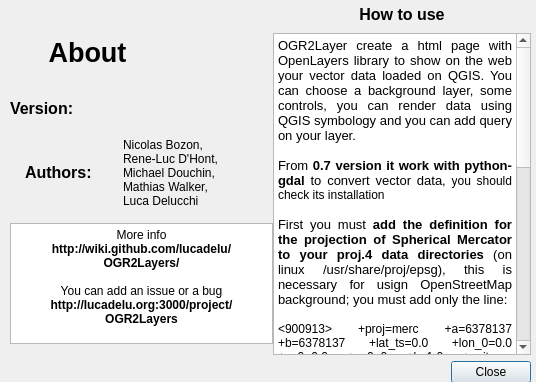
The window that ui_About.ui (lucadelu/OGR2Layers) describes before a commit, drawn with Qt 5.
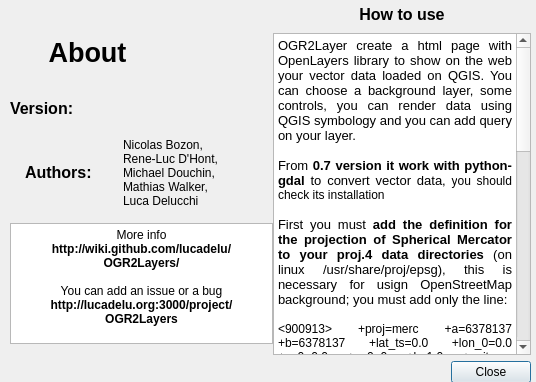
The same window after the commit. Icons and pictures are not drawn.

Commit message: add documentation in help gui

```diff
--- a/ui_About.ui
+++ b/ui_About.ui
@@ -19,7 +19,7 @@
   <property name="windowTitle">
    <string>OGR2Layers Plugin: Info</string>
   </property>
-  <widget class="QWidget" name="">
+  <widget class="QWidget" name="layoutWidget">
    <property name="geometry">
     <rect>
      <x>273</x>
@@ -75,11 +75,14 @@
 &lt;p align=&quot;justify&quot; style=&quot;-qt-paragraph-type:empty; margin-top:0px; margin-bottom:0px; margin-left:0px; margin-right:0px; -qt-block-indent:0; text-indent:0px;&quot;&gt;&lt;/p&gt;
 &lt;p align=&quot;justify&quot; style=&quot; margin-top:0px; margin-bottom:0px; margin-left:0px; margin-right:0px; -qt-block-indent:0; text-indent:0px;&quot;&gt;&lt;span style=&quot; font-size:10pt;&quot;&gt;The second important part is &lt;/span&gt;&lt;span style=&quot; font-size:10pt; font-weight:600;&quot;&gt;your vector layer has a  known spatial reference system&lt;/span&gt;&lt;span style=&quot; font-size:10pt;&quot;&gt; (e.g. file .prj for shapefile) then you can load vector data and start OGR2Layer plugin, now  you choose the directory where the plugin save the files (.html for internet page and gml for vector data) and several option to add in OpenLayers.&lt;/span&gt;&lt;/p&gt;
 &lt;p align=&quot;justify&quot; style=&quot;-qt-paragraph-type:empty; margin-top:0px; margin-bottom:0px; margin-left:0px; margin-right:0px; -qt-block-indent:0; text-indent:0px; font-size:10pt;&quot;&gt;&lt;/p&gt;
-&lt;p align=&quot;justify&quot; style=&quot; margin-top:0px; margin-bottom:0px; margin-left:0px; margin-right:0px; -qt-block-indent:0; text-indent:0px;&quot;&gt;&lt;span style=&quot; font-size:10pt;&quot;&gt;From &lt;/span&gt;&lt;span style=&quot; font-size:10pt; font-weight:600;&quot;&gt;version 0.8.0&lt;/span&gt;&lt;span style=&quot; font-size:10pt;&quot;&gt; &amp;quot;&lt;/span&gt;&lt;span style=&quot; font-size:10pt; font-style:italic;&quot;&gt;QGIS Render&lt;/span&gt;&lt;span style=&quot; font-size:10pt;&quot;&gt;&amp;quot; in the &amp;quot;&lt;/span&gt;&lt;span style=&quot; font-size:10pt; font-style:italic;&quot;&gt;Render option&lt;/span&gt;&lt;span style=&quot; font-size:10pt;&quot;&gt;&amp;quot; support all symbologies of &amp;quot;&lt;/span&gt;&lt;span style=&quot; font-size:10pt; font-style:italic;&quot;&gt;Old symbology Style&lt;/span&gt;&lt;span style=&quot; font-size:10pt;&quot;&gt;&amp;quot;&lt;/span&gt;&lt;/p&gt;
+&lt;p align=&quot;justify&quot; style=&quot; margin-top:0px; margin-bottom:0px; margin-left:0px; margin-right:0px; -qt-block-indent:0; text-indent:0px;&quot;&gt;&lt;span style=&quot; font-size:10pt;&quot;&gt;From &lt;/span&gt;&lt;span style=&quot; font-size:10pt; font-weight:600;&quot;&gt;version 0.8.0&lt;/span&gt;&lt;span style=&quot; font-size:10pt;&quot;&gt; &amp;quot;&lt;/span&gt;&lt;span style=&quot; font-size:10pt; font-style:italic;&quot;&gt;QGIS Render&lt;/span&gt;&lt;span style=&quot; font-size:10pt;&quot;&gt;&amp;quot; in the &amp;quot;&lt;/span&gt;&lt;span style=&quot; font-size:10pt; font-style:italic;&quot;&gt;Render option&lt;/span&gt;&lt;span style=&quot; font-size:10pt;&quot;&gt;&amp;quot; supports all symbologies of &amp;quot;&lt;/span&gt;&lt;span style=&quot; font-size:10pt; font-style:italic;&quot;&gt;Old symbology Style&lt;/span&gt;&lt;span style=&quot; font-size:10pt;&quot;&gt;&amp;quot;&lt;/span&gt;&lt;/p&gt;
 &lt;p align=&quot;justify&quot; style=&quot;-qt-paragraph-type:empty; margin-top:0px; margin-bottom:0px; margin-left:0px; margin-right:0px; -qt-block-indent:0; text-indent:0px; font-size:10pt;&quot;&gt;&lt;/p&gt;
-&lt;p align=&quot;justify&quot; style=&quot; margin-top:0px; margin-bottom:0px; margin-left:0px; margin-right:0px; -qt-block-indent:0; text-indent:0px;&quot;&gt;&lt;span style=&quot; font-size:10pt;&quot;&gt;From &lt;/span&gt;&lt;span style=&quot; font-size:10pt; font-weight:600;&quot;&gt;version 0.8.1&lt;/span&gt;&lt;span style=&quot; font-size:10pt;&quot;&gt; support also the QGIS svg symbols for &amp;quot;&lt;/span&gt;&lt;span style=&quot; font-size:10pt; font-style:italic;&quot;&gt;Single Symbol&lt;/span&gt;&lt;span style=&quot; font-size:10pt;&quot;&gt;&amp;quot; and &amp;quot;&lt;/span&gt;&lt;span style=&quot; font-size:10pt; font-style:italic;&quot;&gt;Unique Value&lt;/span&gt;&lt;span style=&quot; font-size:10pt;&quot;&gt;&amp;quot;.&lt;/span&gt;&lt;/p&gt;
+&lt;p align=&quot;justify&quot; style=&quot; margin-top:0px; margin-bottom:0px; margin-left:0px; margin-right:0px; -qt-block-indent:0; text-indent:0px;&quot;&gt;&lt;span style=&quot; font-size:10pt;&quot;&gt;From &lt;/span&gt;&lt;span style=&quot; font-size:10pt; font-weight:600;&quot;&gt;version 0.8.1&lt;/span&gt;&lt;span style=&quot; font-size:10pt;&quot;&gt; it supports also the QGIS svg symbols for &amp;quot;&lt;/span&gt;&lt;span style=&quot; font-size:10pt; font-style:italic;&quot;&gt;Single Symbol&lt;/span&gt;&lt;span style=&quot; font-size:10pt;&quot;&gt;&amp;quot; and &amp;quot;&lt;/span&gt;&lt;span style=&quot; font-size:10pt; font-style:italic;&quot;&gt;Unique Value&lt;/span&gt;&lt;span style=&quot; font-size:10pt;&quot;&gt;&amp;quot;, using &amp;quot;&lt;/span&gt;&lt;span style=&quot; font-size:10pt; font-style:italic;&quot;&gt;Old symbology&lt;/span&gt;&lt;span style=&quot; font-size:10pt;&quot;&gt;&amp;quot;. &lt;/span&gt;&lt;/p&gt;
 &lt;p align=&quot;justify&quot; style=&quot; margin-top:0px; margin-bottom:0px; margin-left:0px; margin-right:0px; -qt-block-indent:0; text-indent:0px;&quot;&gt;&lt;span style=&quot; font-size:10pt; font-weight:600;&quot;&gt;Important&lt;/span&gt;&lt;span style=&quot; font-size:10pt;&quot;&gt;: Only svg icons can be used.&lt;/span&gt;&lt;/p&gt;
 &lt;p align=&quot;justify&quot; style=&quot;-qt-paragraph-type:empty; margin-top:0px; margin-bottom:0px; margin-left:0px; margin-right:0px; -qt-block-indent:0; text-indent:0px; font-size:10pt;&quot;&gt;&lt;/p&gt;
+&lt;p align=&quot;justify&quot; style=&quot; margin-top:0px; margin-bottom:0px; margin-left:0px; margin-right:0px; -qt-block-indent:0; text-indent:0px;&quot;&gt;&lt;span style=&quot; font-size:10pt;&quot;&gt;From &lt;/span&gt;&lt;span style=&quot; font-size:10pt; font-weight:600;&quot;&gt;version 0.8.4&lt;/span&gt;&lt;span style=&quot; font-size:10pt;&quot;&gt; it supports the &amp;quot;&lt;/span&gt;&lt;span style=&quot; font-size:10pt; font-style:italic;&quot;&gt;New Symbology&lt;/span&gt;&lt;span style=&quot; font-size:10pt;&quot;&gt;&amp;quot;, it is possible to use only simple simbology for &amp;quot;&lt;/span&gt;&lt;span style=&quot; font-size:10pt; font-style:italic;&quot;&gt;Single Symbol&lt;/span&gt;&lt;span style=&quot; font-size:10pt;&quot;&gt;&amp;quot;, &amp;quot;&lt;/span&gt;&lt;span style=&quot; font-size:10pt; font-style:italic;&quot;&gt;Catagorized&lt;/span&gt;&lt;span style=&quot; font-size:10pt;&quot;&gt;&amp;quot;, &amp;quot;&lt;/span&gt;&lt;span style=&quot; font-size:10pt; font-style:italic;&quot;&gt;Graduated&lt;/span&gt;&lt;span style=&quot; font-size:10pt;&quot;&gt;&amp;quot;. &lt;/span&gt;&lt;/p&gt;
+&lt;p align=&quot;justify&quot; style=&quot; margin-top:0px; margin-bottom:0px; margin-left:0px; margin-right:0px; -qt-block-indent:0; text-indent:0px;&quot;&gt;&lt;span style=&quot; font-size:10pt; font-weight:600;&quot;&gt;Warning&lt;/span&gt;&lt;span style=&quot; font-size:10pt;&quot;&gt;: The svg icons are not supported yet&lt;/span&gt;&lt;/p&gt;
+&lt;p align=&quot;justify&quot; style=&quot;-qt-paragraph-type:empty; margin-top:0px; margin-bottom:0px; margin-left:0px; margin-right:0px; -qt-block-indent:0; text-indent:0px; font-size:10pt;&quot;&gt;&lt;/p&gt;
 &lt;p align=&quot;justify&quot; style=&quot; margin-top:0px; margin-bottom:0px; margin-left:0px; margin-right:0px; -qt-block-indent:0; text-indent:0px;&quot;&gt;&lt;span style=&quot; font-size:10pt;&quot;&gt;In the &amp;quot;&lt;/span&gt;&lt;span style=&quot; font-size:10pt; font-style:italic;&quot;&gt;Query Options&lt;/span&gt;&lt;span style=&quot; font-size:10pt;&quot;&gt;&amp;quot; the option &amp;quot;&lt;/span&gt;&lt;span style=&quot; font-size:10pt; font-style:italic;&quot;&gt;query more features&lt;/span&gt;&lt;span style=&quot; font-size:10pt;&quot;&gt;&amp;quot; use OpenLayers Strategy Cluster, this solution allow to cluster more point features and query the group, it's useful when points are very neighbouring.&lt;/span&gt;&lt;/p&gt;
 &lt;p align=&quot;justify&quot; style=&quot; margin-top:0px; margin-bottom:0px; margin-left:0px; margin-right:0px; -qt-block-indent:0; text-indent:0px;&quot;&gt;&lt;span style=&quot; font-size:10pt; font-weight:600;&quot;&gt;Important&lt;/span&gt;&lt;span style=&quot; font-size:10pt;&quot;&gt;: remember &amp;quot;&lt;/span&gt;&lt;span style=&quot; font-size:10pt; font-style:italic;&quot;&gt;query more features&lt;/span&gt;&lt;span style=&quot; font-size:10pt;&quot;&gt;&amp;quot; doesn't work with &amp;quot;&lt;/span&gt;&lt;span style=&quot; font-size:10pt; font-style:italic;&quot;&gt;Unique Value&lt;/span&gt;&lt;span style=&quot; font-size:10pt;&quot;&gt;&amp;quot; symbology&lt;/span&gt;&lt;/p&gt;&lt;/body&gt;&lt;/html&gt;</string>
       </property>
@@ -94,7 +97,7 @@
     </item>
    </layout>
   </widget>
-  <widget class="QWidget" name="">
+  <widget class="QWidget" name="layoutWidget">
    <property name="geometry">
     <rect>
      <x>10</x>
```
The commit also changes 1 other file.
